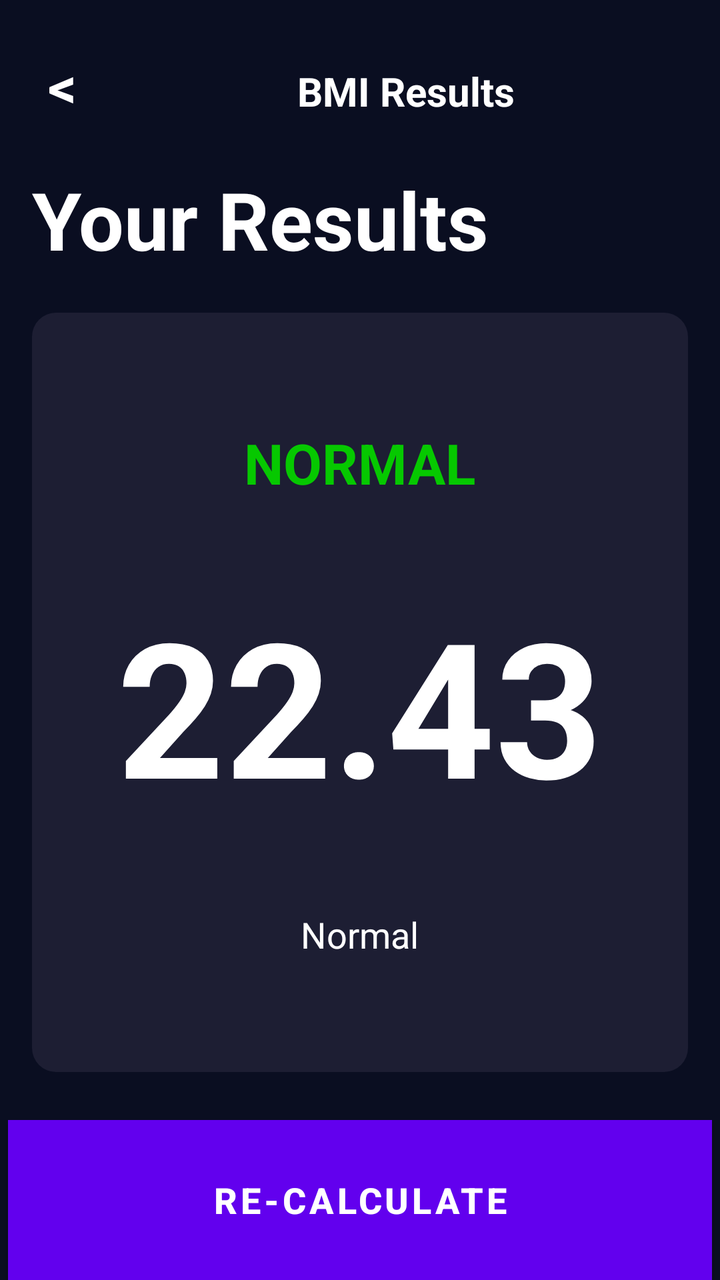
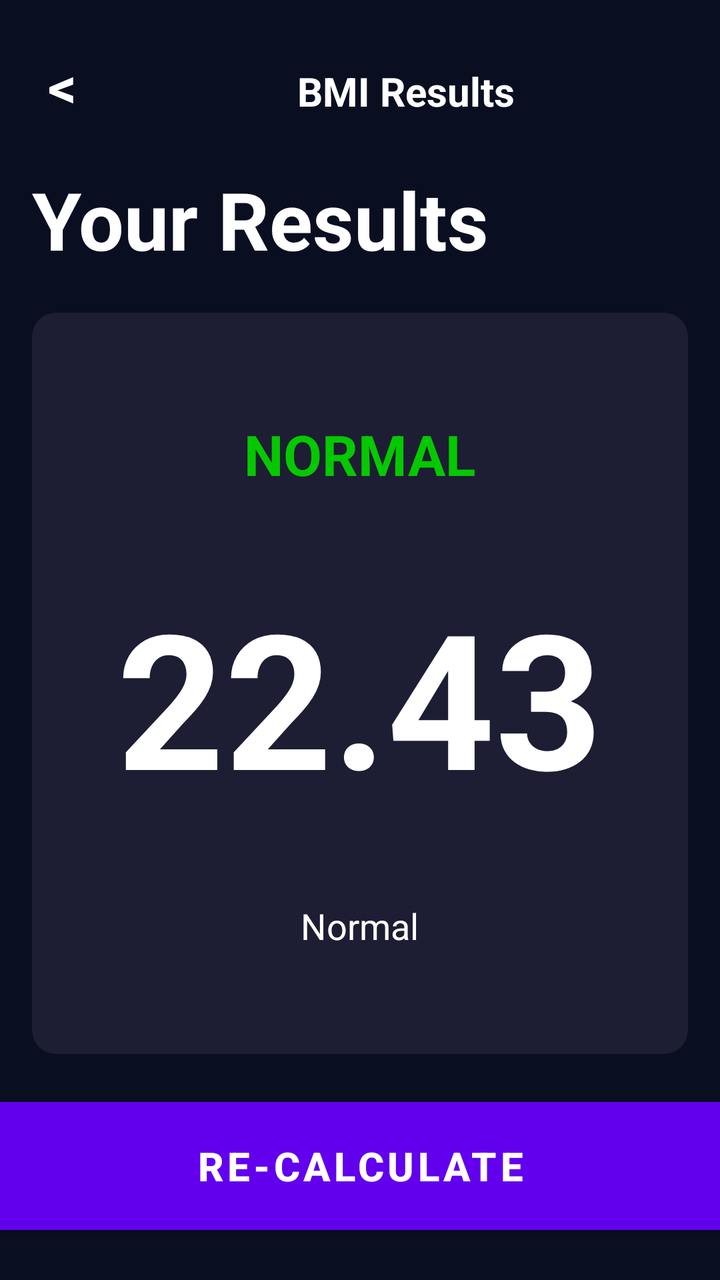

Two renders of the same Android screen: before a commit and after it. Below are the layout's source before the change and the commit's diff.
<!-- AndroidManifest.xml: application theme Theme.BMI -->
<!-- res/layout/activity_resultat.xml -->
<?xml version="1.0" encoding="utf-8"?>
<androidx.constraintlayout.widget.ConstraintLayout
    xmlns:android="http://schemas.android.com/apk/res/android"
    xmlns:app="http://schemas.android.com/apk/res-auto"
    android:id="@+id/resultAct"
    android:layout_width="match_parent"
    android:layout_height="match_parent"
    android:background="#0A0E21">

    <TextView
        android:id="@+id/btnBack"
        android:layout_width="wrap_content"
        android:layout_height="wrap_content"
        android:layout_marginStart="16dp"
        android:layout_marginTop="16dp"
        android:padding="8dp"
        android:text="&lt;"
        android:textColor="@color/white"
        android:textSize="28sp"
        android:textStyle="bold"
        app:layout_constraintStart_toStartOf="parent"
        app:layout_constraintTop_toTopOf="parent" />

    <TextView
        android:id="@+id/text1"
        android:layout_width="0dp"
        android:layout_height="wrap_content"
        android:layout_marginTop="32dp"
        android:gravity="center"
        android:text="BMI Results"
        android:textColor="@color/white"
        android:textSize="20sp"
        android:textStyle="bold"
        app:layout_constraintEnd_toEndOf="parent"
        app:layout_constraintHorizontal_bias="0.0"
        app:layout_constraintStart_toEndOf="@id/btnBack"
        app:layout_constraintTop_toTopOf="parent" />

    <TextView
        android:id="@+id/resText"
        android:layout_width="0dp"
        android:layout_height="wrap_content"
        android:layout_marginStart="16dp"
        android:layout_marginTop="24dp"
        android:layout_marginEnd="16dp"
        android:text="Your Results"
        android:textColor="@color/white"
        android:textSize="40sp"
        android:textStyle="bold"
        app:layout_constraintEnd_toEndOf="parent"
        app:layout_constraintStart_toStartOf="parent"
        app:layout_constraintTop_toBottomOf="@id/text1" />

    <LinearLayout
        android:id="@+id/BMIResultatCard"
        android:layout_width="0dp"
        android:layout_height="0dp"
        android:layout_marginStart="16dp"
        android:layout_marginTop="20dp"
        android:layout_marginEnd="16dp"
        android:layout_marginBottom="24dp"
        android:background="@drawable/bg_card"
        android:gravity="center"
        android:orientation="vertical"
        android:padding="24dp"
        app:layout_constraintBottom_toTopOf="@id/btnReCalculate"
        app:layout_constraintEnd_toEndOf="parent"
        app:layout_constraintStart_toStartOf="parent"
        app:layout_constraintTop_toBottomOf="@id/resText">

        <TextView
            android:id="@+id/resultText"
            android:layout_width="wrap_content"
            android:layout_height="wrap_content"
            android:layout_marginBottom="40dp"
            android:text="NORMAL"
            android:textColor="@color/green"
            android:textSize="28sp"
            android:textStyle="bold" />

        <TextView
            android:id="@+id/bmiValue"
            android:layout_width="wrap_content"
            android:layout_height="wrap_content"
            android:layout_marginBottom="40dp"
            android:text="22.43"
            android:textColor="@color/white"
            android:textSize="94sp"
            android:textStyle="bold" />

        <TextView
            android:id="@+id/bmiDescription"
            android:layout_width="wrap_content"
            android:layout_height="wrap_content"
            android:gravity="center"
            android:paddingStart="16dp"
            android:paddingEnd="16dp"
            android:text="Normal"
            android:textColor="@color/white"
            android:textSize="18sp" />

    </LinearLayout>

    <Button
        android:id="@+id/btnReCalculate"
        android:layout_width="0dp"
        android:layout_height="80dp"
        android:layout_marginStart="4dp"
        android:layout_marginEnd="4dp"
        android:background="@drawable/bg_button"
        android:text="RE-CALCULATE"
        android:textColor="@color/white"
        android:textSize="18sp"
        android:textStyle="bold"
        app:layout_constraintBottom_toBottomOf="parent"
        app:layout_constraintEnd_toEndOf="parent"
        app:layout_constraintStart_toStartOf="parent" />

</androidx.constraintlayout.widget.ConstraintLayout>
<!-- resources referenced by this layout -->
<resources>
  <color name="green">#06C800</color>
  <color name="white">#FFFFFFFF</color>
  <!-- drawable bg_button (drawable) -->
  <?xml version="1.0" encoding="utf-8"?>
  <shape xmlns:android="http://schemas.android.com/apk/res/android"
      android:shape="rectangle">
      <solid android:color="#6C5CE7" />
  </shape>
  <!-- drawable bg_card (drawable) -->
  <?xml version="1.0" encoding="utf-8"?>
  <shape xmlns:android="http://schemas.android.com/apk/res/android"
      android:shape="rectangle">
      <corners android:radius="12dp" />
      <solid android:color="#1D1E33" />
  </shape>
  <style name="Theme.BMI" parent="Theme.MaterialComponents.DayNight.NoActionBar" />
</resources>

<!-- the commit's change to res/layout/activity_resultat.xml (unified diff, before → after) -->
@@ -104,14 +104,14 @@
     <Button
         android:id="@+id/btnReCalculate"
         android:layout_width="0dp"
-        android:layout_height="80dp"
-        android:layout_marginStart="4dp"
-        android:layout_marginEnd="4dp"
+        android:layout_height="64dp"
         android:background="@drawable/bg_button"
         android:text="RE-CALCULATE"
+        android:gravity="center"
         android:textColor="@color/white"
-        android:textSize="18sp"
+        android:textSize="20sp"
         android:textStyle="bold"
+        android:layout_marginBottom="25dp"
         app:layout_constraintBottom_toBottomOf="parent"
         app:layout_constraintEnd_toEndOf="parent"
         app:layout_constraintStart_toStartOf="parent" />
